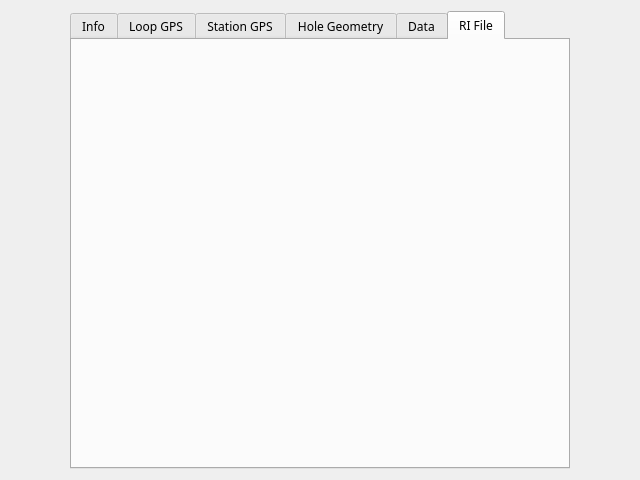
First picture: the form in src/qt_ui/pem_info_widget.ui, repository Eric-Meunier/Processor-Suite, before the edit.
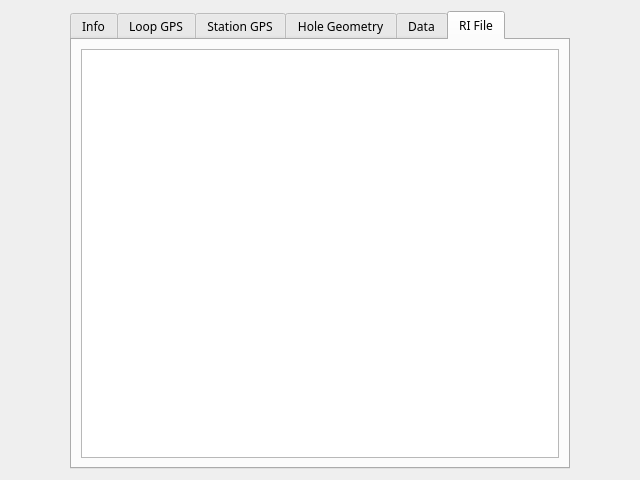
Second picture: the form after the edit. The open tabs and pages were chosen to show the change.

Patch:
```diff
--- a/src/qt_ui/pem_info_widget.ui
+++ b/src/qt_ui/pem_info_widget.ui
@@ -509,6 +509,18 @@
       <attribute name="title">
        <string>RI File</string>
       </attribute>
+      <layout class="QGridLayout" name="gridLayout_7">
+       <item row="0" column="0">
+        <widget class="QTableWidget" name="riTable">
+         <property name="autoScroll">
+          <bool>false</bool>
+         </property>
+         <property name="selectionBehavior">
+          <enum>QAbstractItemView::SelectRows</enum>
+         </property>
+        </widget>
+       </item>
+      </layout>
      </widget>
     </widget>
    </item>
```
Left out of the diff: 4 changed lines with no effect on the pictures.
